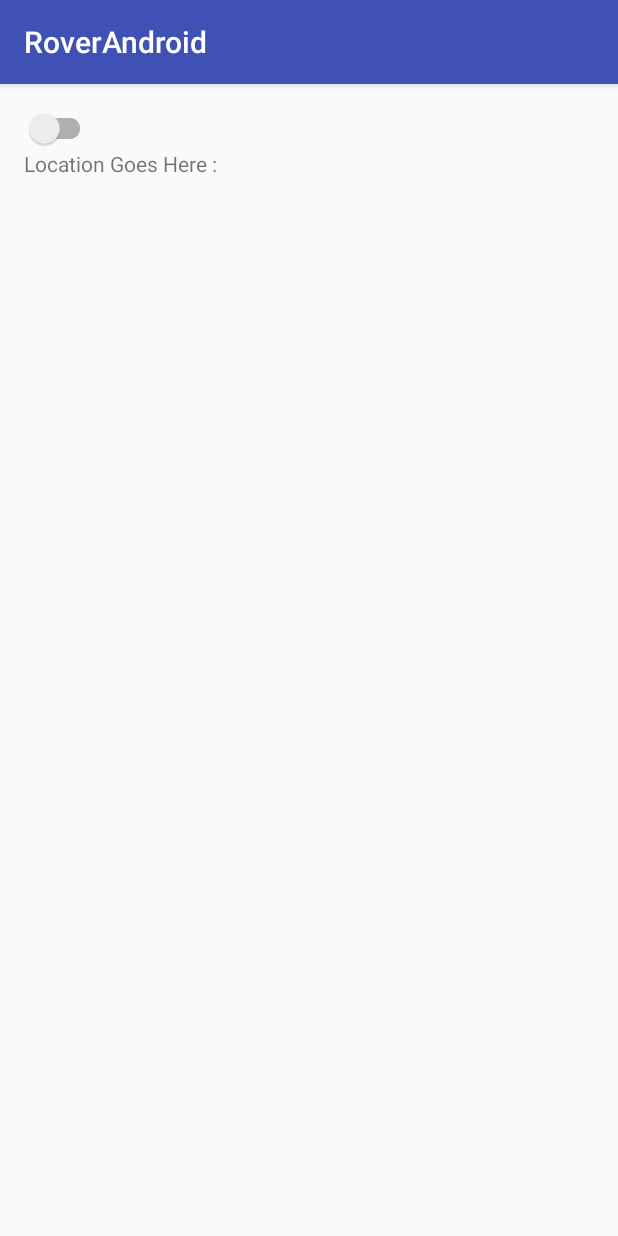
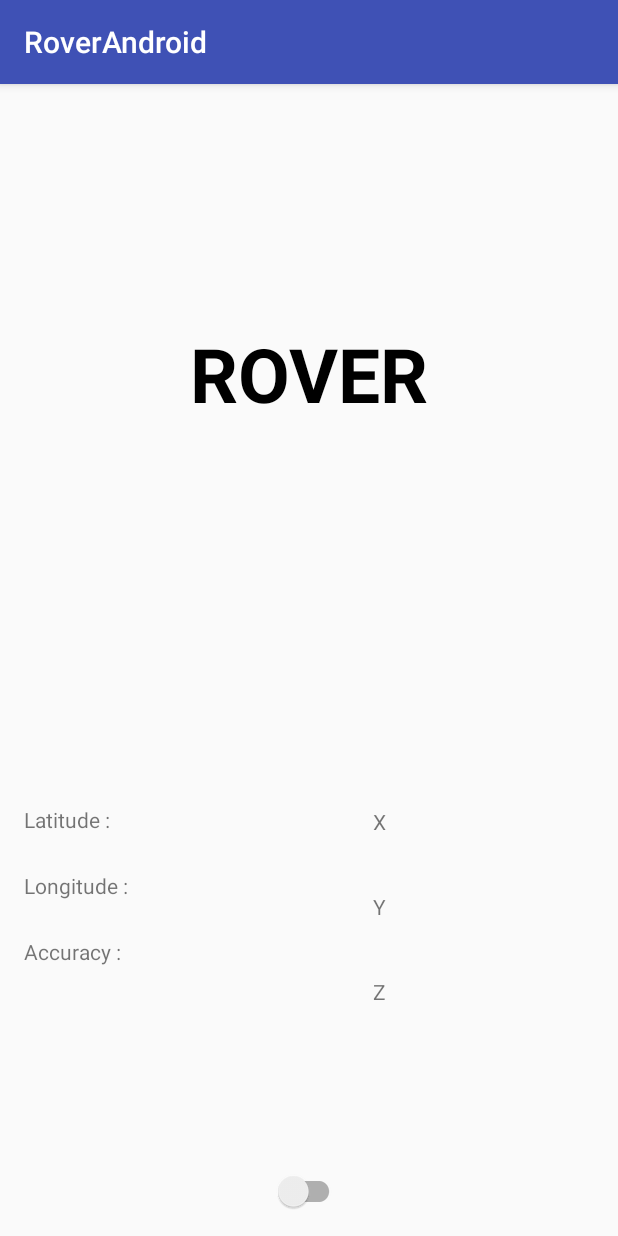
Before and after one commit to bhardwaj-varun/rover-android, an Android app: the screen it shows after launch (LocationActivity), on a phone screen of 412 x 824 dp. Run offline under Robolectric (Android 15) with nearby library versions, the phone set to English and light mode, and no system bars.

Commit message:
edit layout

```diff
--- a/app/src/main/java/com/android/roverandroid/LocationActivity.java
+++ b/app/src/main/java/com/android/roverandroid/LocationActivity.java
@@ -30,7 +30,7 @@ public class LocationActivity extends AppCompatActivity implements
         SensorEventListener {
 
     private final static String TAG = "LocationActivityTAG";
-    private TextView tvLocation,tvX,tvY,tvZ;
+    private TextView tvLatitude,tvLongitude,tvAccuracy,tvX,tvY,tvZ;
     private SwitchCompat switchCompatButton;
     private GoogleApiClient mGoogleApiClient;
     private LocationRequest mLocationRequest;
@@ -59,7 +59,9 @@ public class LocationActivity extends AppCompatActivity implements
         //Accelerometer Sensor
         mySensor=SM.getDefaultSensor(Sensor.TYPE_ACCELEROMETER);
         //defining textview and toggle Button
-        tvLocation = (TextView) findViewById(R.id.tvLocation);
+        tvLatitude = (TextView) findViewById(R.id.tvLatitude);
+        tvLongitude = (TextView) findViewById(R.id.tvLongitude);
+        tvAccuracy = (TextView) findViewById(R.id.tvAccuracy);
         tvX=(TextView) findViewById(R.id.tvX);
         tvY=(TextView) findViewById(R.id.tvY);
         tvZ=(TextView) findViewById(R.id.tvZ);
@@ -68,7 +70,6 @@ public class LocationActivity extends AppCompatActivity implements
         switchCompatButton.setOnCheckedChangeListener(new CompoundButton.OnCheckedChangeListener() {
             public void onCheckedChanged(CompoundButton compoundButton, boolean isChecked) {
                 if (isChecked) {
-                    //connect google api client
                     mGoogleApiClient.connect();
                 } else {
                     //disconnect google api client
@@ -149,7 +150,9 @@ public class LocationActivity extends AppCompatActivity implements
         latitude=location.getLatitude();
         longitude=location.getLongitude();
         accuracy=(int)location.getAccuracy();
-        tvLocation.setText(location.toString());
+        tvLatitude.setText(String.valueOf(latitude));
+        tvLongitude.setText(String.valueOf(longitude));
+        tvAccuracy.setText(String.valueOf(accuracy));
        // Log.e(TAG,"Lat : "+latitude+" Long : "+longitude+"Acc : "+accuracy);
 
        if(isMoving){
--- a/app/src/main/java/com/android/roverandroid/database/DbHandler.java
+++ b/app/src/main/java/com/android/roverandroid/database/DbHandler.java
@@ -23,6 +23,7 @@ public class DbHandler extends  Activity{
     public DbHandler(Context context){
         this.context=context;
     };
+
     public void insertCurrentLocation(double latitude,double longitude,int accuracy){
         locationDbHelper= new LocationDbHelper(context);
         SQLiteDatabase db=locationDbHelper.getWritableDatabase();
--- a/app/src/main/res/layout/activity_location.xml
+++ b/app/src/main/res/layout/activity_location.xml
@@ -11,30 +11,169 @@
     android:paddingTop="@dimen/activity_vertical_margin"
     android:orientation="vertical"
     tools:context="com.android.roverandroid.LocationActivity">
+
+    <LinearLayout
+        android:layout_width="match_parent"
+        android:layout_weight="1"
+        android:layout_height="0dp">
+        <TextView
+        android:layout_width="match_parent"
+        android:layout_height="wrap_content"
+        android:text="ROVER"
+            android:textStyle="bold"
+            android:textColor="#000"
+            android:textAllCaps="true"
+            android:textSize="50dp"
+        android:layout_gravity="center"
+            android:gravity="center_horizontal"
+            android:fontFamily=""
+            />
+
+    </LinearLayout>
+    <!-- -->
+    <LinearLayout
+        android:layout_width="match_parent"
+        android:layout_height="0dp"
+        android:layout_weight="1"
+        android:orientation="horizontal"
+        android:weightSum="2.4">
+        <LinearLayout
+            android:layout_width="0dp"
+            android:layout_height="match_parent"
+            android:layout_weight="1"
+            android:orientation="vertical"
+            android:weightSum="8">
+            <!--1st child -->
+            <LinearLayout
+                android:layout_width="match_parent"
+                android:layout_height="0dp"
+                android:layout_weight="2.5">
+
+            </LinearLayout>
+            <!--2nd child -->
+            <LinearLayout
+                android:layout_width="match_parent"
+                android:layout_height="0dp"
+                android:layout_weight="1"
+                android:orientation="horizontal">
+
+                <TextView
+                    android:layout_width="0dp"
+                    android:layout_height="match_parent"
+                    android:layout_weight="1"
+                    android:text="Latitude : "/>
+                <TextView
+                    android:layout_width="0dp"
+                    android:layout_height="match_parent"
+                    android:id="@+id/tvLatitude"
+                    android:text=""
+                    android:layout_weight="1"/>
+
+            </LinearLayout>
+            <!--3rd child -->
+            <LinearLayout
+                android:layout_width="match_parent"
+                android:layout_height="0dp"
+                android:layout_weight="1"
+                android:orientation="horizontal">
+
+                <TextView
+                    android:layout_width="0dp"
+                    android:layout_height="match_parent"
+                    android:layout_weight="1"
+                    android:text="Longitude : "/>
+                <TextView
+                    android:layout_width="0dp"
+                    android:layout_height="match_parent"
+                    android:id="@+id/tvLongitude"
+                    android:text=""
+                    android:layout_weight="1"/>
+
+            </LinearLayout>
+            <!--4th child -->
+            <LinearLayout
+                android:layout_width="match_parent"
+                android:layout_height="0dp"
+                android:layout_weight="1"
+                android:orientation="horizontal">
+
+                <TextView
+                    android:layout_width="0dp"
+                    android:layout_height="match_parent"
+                    android:layout_weight="1"
+                    android:text="Accuracy : "/>
+                <TextView
+                    android:layout_width="0dp"
+                    android:layout_height="match_parent"
+                    android:id="@+id/tvAccuracy"
+                    android:text=""
+                    android:layout_weight="1"/>
+
+            </LinearLayout>
+            <!--5th child -->
+            <LinearLayout
+                android:layout_width="match_parent"
+                android:layout_height="0dp"
+                android:layout_weight="2.5">
+
+            </LinearLayout>
+        </LinearLayout>
+        <LinearLayout
+            android:layout_width="0dp"
+            android:layout_height="match_parent"
+            android:orientation="vertical"
+            android:layout_weight="1"
+            android:weightSum="8"
+            >
+            <TextView
+                android:layout_width="match_parent"
+                android:layout_height="0dp"
+                android:layout_weight="2.5"
+                />
+            <TextView
+                android:id="@+id/tvX"
+                android:layout_width="wrap_content"
+                android:layout_height="0dp"
+                android:layout_marginTop="20dp"
+                android:text="X"
+                android:layout_weight="1"
+                android:layout_gravity="center_horizontal"
+                />
+            <TextView
+                android:id="@+id/tvY"
+                android:layout_width="wrap_content"
+                android:layout_height="0dp"
+                android:layout_weight="1"
+                android:layout_marginTop="20dp"
+                android:text="Y"
+                android:layout_gravity="center_horizontal"/>
+            <TextView
+                android:id="@+id/tvZ"
+                android:layout_width="wrap_content"
+                android:layout_height="0dp"
+                android:layout_weight="1"
+                android:layout_marginTop="20dp"
+                android:text="Z"
+                android:layout_gravity="center_horizontal"/>
+            <TextView
+                android:layout_width="match_parent"
+                android:layout_height="0dp"
+                android:layout_weight="2.5"/>
+
+        </LinearLayout>
+        <LinearLayout
+            android:layout_width="0dp"
+            android:layout_height="match_parent"
+            android:layout_weight=".4"
+            android:orientation="vertical">
+        </LinearLayout>
+
+
+    </LinearLayout>
     <android.support.v7.widget.SwitchCompat
         android:layout_width="wrap_content"
         android:layout_height="wrap_content"
         android:id="@+id/switchCompatButton"
-        app:showText="false"/>
-    <TextView
-        android:layout_width="wrap_content"
-        android:layout_height="wrap_content"
-        android:id="@+id/tvLocation"
-        android:text="Location Goes Here : "
-        />
-    <TextView
-        android:id="@+id/tvX"
-        android:layout_width="wrap_content"
-        android:layout_height="wrap_content"
-        android:layout_marginTop="20dp"/>
-    <TextView
-        android:id="@+id/tvY"
-        android:layout_width="wrap_content"
-        android:layout_height="wrap_content"
-        android:layout_marginTop="20dp"/>
-    <TextView
-        android:id="@+id/tvZ"
-        android:layout_width="wrap_content"
-        android:layout_height="wrap_content"
-        android:layout_marginTop="20dp"/>
+        app:showText="false"
+        android:layout_gravity="center_horizontal"/>
 </LinearLayout>
```
Also changed, not shown: app/src/main/res/drawable/coordinate.png (added), 1 other file.
